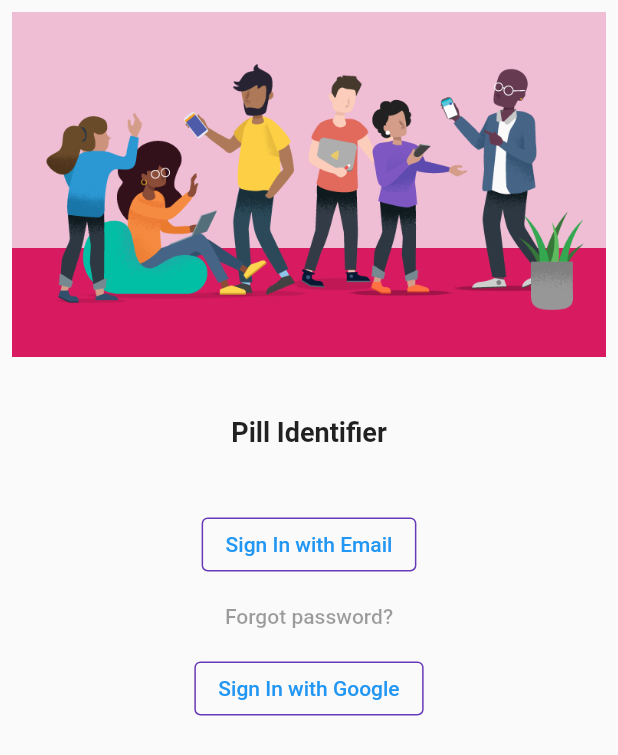
After one commit to monkinng9/Pil_identifier, a Flutter app: the screen it shows after launch, on a phone screen of 412 x 824 dp. The commit adds this screen. Shown: the top 755 px of the screen. Run offline on Flutter 3.47's test engine with Material 2 defaults, Android fonts, the phone set to English and light mode, and no system bars; our stand-ins replace firebase_auth, firebase_core, google_fonts, google_sign_in, image_picker; accounts and stored records are empty.

Commit message:
Update code managing

```diff
--- /dev/null
+++ b/Flutter/pill_identifier/lib/service/auth/firebase_auth_provider.dart
@@ -0,0 +1,114 @@
+import 'package:firebase_auth/firebase_auth.dart';
+import 'package:firebase_core/firebase_core.dart';
+import 'package:flutter/material.dart';
+import 'package:google_sign_in/google_sign_in.dart';
+import 'package:pill_identifier/service/auth/authentication.dart';
+
+import '../../firebase_options.dart';
+
+class FirebaseAuthProvider extends ChangeNotifier {
+  FirebaseAuthProvider() {
+    init();
+  }
+
+  Future<void> init() async {
+    await Firebase.initializeApp(
+      options: DefaultFirebaseOptions.currentPlatform,
+    );
+
+    FirebaseAuth.instance.userChanges().listen((user) {
+      if (user != null) {
+        _loginState = ApplicationLoginState.loggedIn;
+      } else {
+        _loginState = ApplicationLoginState.loggedOut;
+      }
+      notifyListeners();
+    });
+  }
+
+  ApplicationLoginState _loginState = ApplicationLoginState.loggedOut;
+  ApplicationLoginState get loginState => _loginState;
+
+  String? _email;
+  String? get email => _email;
+
+  void startLoginFlow() {
+    _loginState = ApplicationLoginState.password;
+    notifyListeners();
+  }
+
+  Future<void> verifyEmail(
+    String email,
+    void Function(FirebaseAuthException e) errorCallback,
+  ) async {
+    try {
+      var methods =
+          await FirebaseAuth.instance.fetchSignInMethodsForEmail(email);
+      if (methods.contains('password')) {
+        _loginState = ApplicationLoginState.password;
+      } else {
+        _loginState = ApplicationLoginState.register;
+      }
+      _email = email;
+      notifyListeners();
+    } on FirebaseAuthException catch (e) {
+      errorCallback(e);
+    }
+  }
+
+  Future<void> signInWithEmailAndPassword(
+    String email,
+    String password,
+    void Function(FirebaseAuthException e) errorCallback,
+  ) async {
+    try {
+      await FirebaseAuth.instance.signInWithEmailAndPassword(
+        email: email,
+        password: password,
+      );
+    } on FirebaseAuthException catch (e) {
+      errorCallback(e);
+    }
+  }
+
+  void cancelRegistration() {
+    _loginState = ApplicationLoginState.loggedOut;
+    notifyListeners();
+  }
+
+  Future<void> registerAccount(
+      String email,
+      String displayName,
+      String password,
+      void Function(FirebaseAuthException e) errorCallback) async {
+    try {
+      var credential = await FirebaseAuth.instance
+          .createUserWithEmailAndPassword(email: email, password: password);
+      await credential.user!.updateDisplayName(displayName);
+    } on FirebaseAuthException catch (e) {
+      errorCallback(e);
+    }
+  }
+
+  void signOut() {
+    FirebaseAuth.instance.signOut();
+  }
+
+  Future<UserCredential> signInWithGoogle() async {
+    // Trigger the authentication flow
+    final GoogleSignInAccount? googleUser = await GoogleSignIn().signIn();
+
+    // Obtain the auth details from the request
+    final GoogleSignInAuthentication? googleAuth =
+        await googleUser?.authentication;
+
+    // Create a new credential
+    final credential = GoogleAuthProvider.credential(
+      accessToken: googleAuth?.accessToken,
+      idToken: googleAuth?.idToken,
+    );
+
+    // Once signed in, return the UserCredential
+    return await FirebaseAuth.instance.signInWithCredential(credential);
+  }
+}
--- /dev/null
+++ b/Flutter/pill_identifier/lib/view/login_view.dart
@@ -0,0 +1,78 @@
+import 'package:flutter/material.dart';
+import 'package:pill_identifier/service/auth/authentication.dart';
+import 'package:pill_identifier/service/auth/firebase_auth_provider.dart';
+import 'package:pill_identifier/view/detail_fill.dart';
+import 'package:provider/provider.dart';
+
+class Login_view extends StatelessWidget {
+  Login_view({Key? key}) : super(key: key);
+
+  final Widget titleSection = Container(
+    padding: const EdgeInsets.all(32),
+    child: Row(
+      children: [
+        Expanded(
+          child: Column(
+            crossAxisAlignment: CrossAxisAlignment.start,
+            children: [
+              Container(
+                padding: const EdgeInsets.only(bottom: 8),
+                child: const Center(
+                  child: Text(
+                    'Pill Identifier',
+                    style: TextStyle(
+                      fontWeight: FontWeight.bold,
+                      fontSize: 18,
+                    ),
+                  ),
+                ),
+              ),
+            ],
+          ),
+        ),
+      ],
+    ),
+  );
+
+  @override
+  Widget build(BuildContext context) {
+    return MaterialApp(
+      title: 'Pill Identifier',
+      home: Scaffold(
+        body: ListView(
+          children: [
+            const Padding(
+              padding: EdgeInsets.all(8.0),
+              child: Image(
+                image: AssetImage('assets/codelab.png'),
+              ),
+            ),
+            titleSection,
+            Consumer<FirebaseAuthProvider>(
+              builder: (context, appState, _) => Authentication(
+                email: appState.email,
+                loginState: appState.loginState,
+                startLoginFlow: appState.startLoginFlow,
+                verifyEmail: appState.verifyEmail,
+                signInWithEmailAndPassword: appState.signInWithEmailAndPassword,
+                cancelRegistration: appState.cancelRegistration,
+                registerAccount: appState.registerAccount,
+                signOut: appState.signOut,
+                googleSignInflow: appState.signInWithGoogle,
+              ),
+            ),
+            Consumer<FirebaseAuthProvider>(
+              builder: (context, appState, _) => Column(
+                crossAxisAlignment: CrossAxisAlignment.start,
+                children: [
+                  if (appState.loginState ==
+                      ApplicationLoginState.loggedIn) ...[Profile_fill()],
+                ],
+              ),
+            ),
+          ],
+        ),
+      ),
+    );
+  }
+}
```
Also changed, not shown: Flutter/pill_identifier/lib/main.dart (+6 -205 lines), Flutter/pill_identifier/lib/screen/home_view.dart (deleted, +0 -17 lines), Flutter/pill_identifier/lib/view/detail_fill.dart (added, +25 -0 lines), Flutter/pill_identifier/lib/service/auth/authentication.dart (renamed from Flutter/pill_identifier/lib/screen/authentication.dart), Flutter/pill_identifier/lib/service/detect/detect.dart (renamed from Flutter/pill_identifier/lib/detect.dart), 1 other file.
